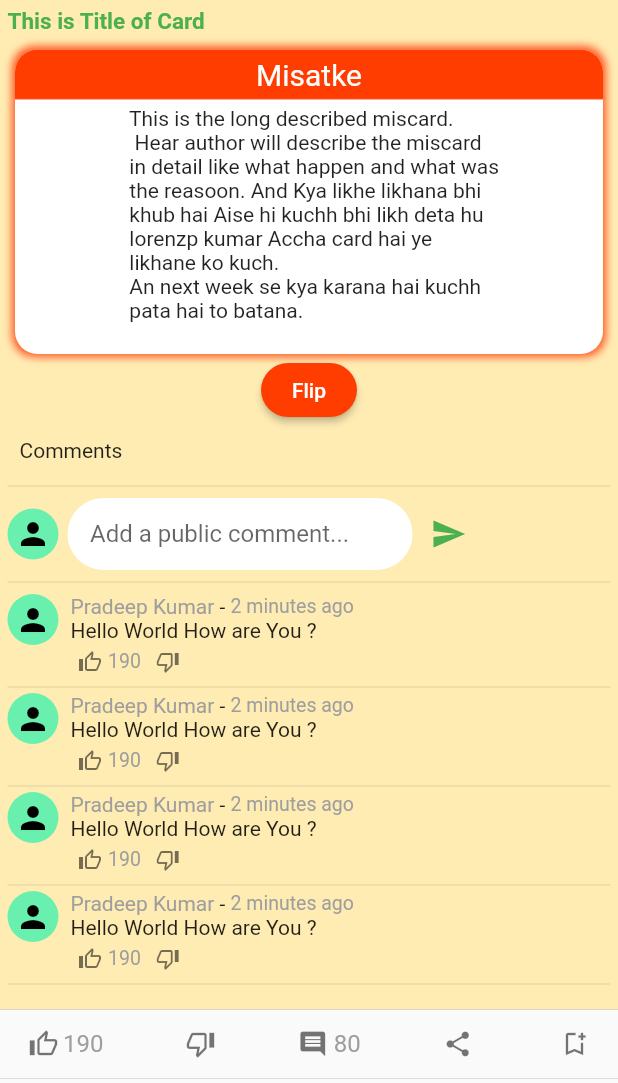
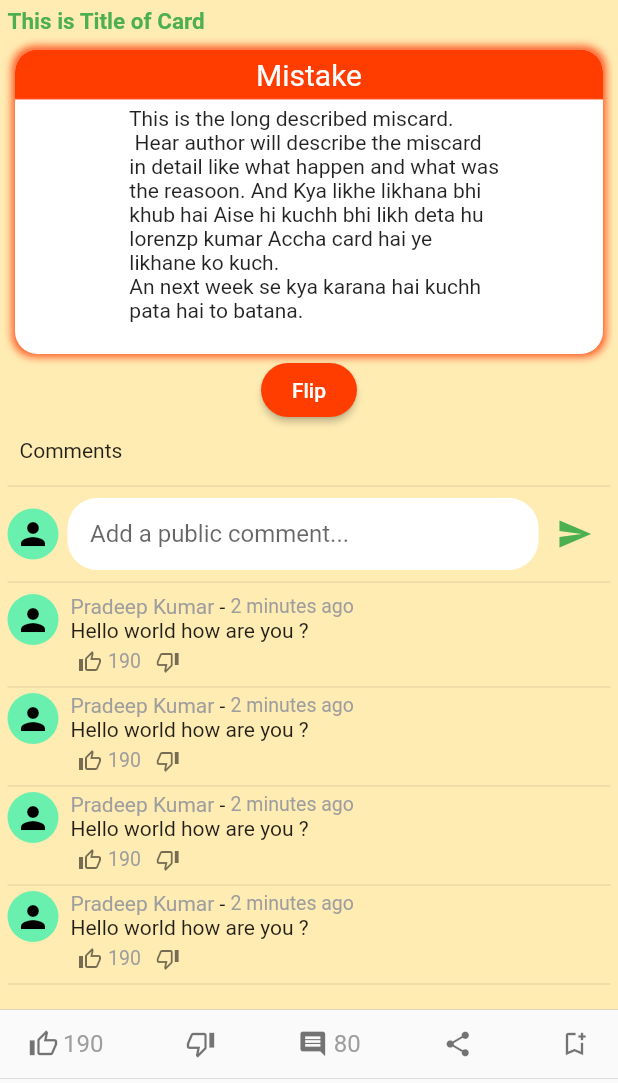
Before and after one commit to pktintali/Project_SYM, a Flutter app: the MisCardDetails screen opened directly, on a phone screen of 412 x 824 dp, the part 153-1236 px from its top. Run offline on Flutter 3.47's test engine with Material 2 defaults, Android fonts, the phone set to English and light mode, and no system bars; drawn by our look-alikes of flip_card; our stand-ins replace get; network calls fail.

Commit message:
miscard comment updated

```diff
--- a/lib/pages/miscard/miscard_comment.dart
+++ b/lib/pages/miscard/miscard_comment.dart
@@ -1,5 +1,4 @@
 import 'package:flutter/material.dart';
-import 'package:project_sym/components/widgets/miscard_user_header.dart';
 import 'package:project_sym/pages/miscard/constants.dart';
 import 'package:project_sym/pages/miscard/widgets/miscard_comment_icons.dart';
 
@@ -41,7 +40,7 @@ class MisCardcomment extends StatelessWidget {
                     )
                   ],
                 ),
-                Text('Hello World How are You ?'),
+                const Text('Hello world how are you ?'),
                 const MisCardCommentIcons(),
               ],
             ),
--- a/lib/pages/miscard/miscard_comment_writebox.dart
+++ b/lib/pages/miscard/miscard_comment_writebox.dart
@@ -16,18 +16,20 @@ class MisCardCommentWriteBox extends StatelessWidget {
           ),
         ),
         const SizedBox(width: 6),
-        SizedBox(
-          width: 230,
+        Expanded(
           child: TextField(
+            minLines: 1,
+            maxLines: 4,
             decoration: InputDecoration(
               hintText: 'Add a public comment...',
               filled: true,
-              contentPadding:const EdgeInsets.symmetric(
+              contentPadding: const EdgeInsets.symmetric(
                 horizontal: 15,
+                vertical: 5,
               ),
               fillColor: Colors.white,
               border: OutlineInputBorder(
-                borderRadius: BorderRadius.circular(50),
+                borderRadius: BorderRadius.circular(20),
                 borderSide: BorderSide.none,
               ),
             ),
--- a/lib/pages/miscard/widgets/miscard_front.dart
+++ b/lib/pages/miscard/widgets/miscard_front.dart
@@ -39,7 +39,7 @@ class MisCardFront extends StatelessWidget {
                     Padding(
                       padding: EdgeInsets.all(5.0),
                       child: Text(
-                        'Misatke',
+                        'Mistake',
                         style: TextStyle(
                           fontSize: 20,
                           color: Colors.white,
```
